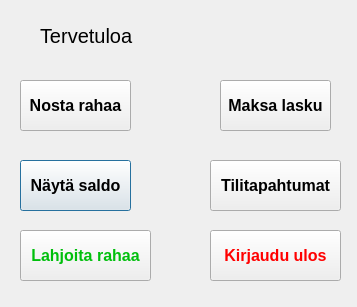
Above: banksimul/signedindialog.ui from aryhma/sovellusprojekti before the change. Below: the same form after it.
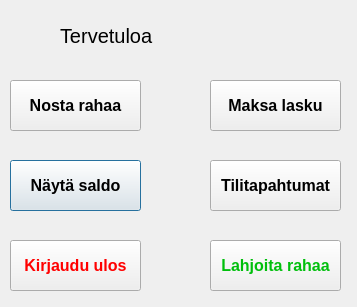
That is the form after the change.

The edit to the form file:
```diff
--- a/banksimul/signedindialog.ui
+++ b/banksimul/signedindialog.ui
@@ -16,9 +16,9 @@
   <widget class="QPushButton" name="btnSaldo">
    <property name="geometry">
     <rect>
-     <x>20</x>
+     <x>10</x>
      <y>160</y>
-     <width>111</width>
+     <width>131</width>
      <height>51</height>
     </rect>
    </property>
@@ -56,9 +56,9 @@
   <widget class="QPushButton" name="btnNosta">
    <property name="geometry">
     <rect>
-     <x>20</x>
+     <x>10</x>
      <y>80</y>
-     <width>111</width>
+     <width>131</width>
      <height>51</height>
     </rect>
    </property>
@@ -76,8 +76,8 @@
   <widget class="QPushButton" name="btnLahjoita">
    <property name="geometry">
     <rect>
-     <x>20</x>
-     <y>230</y>
+     <x>210</x>
+     <y>240</y>
      <width>131</width>
      <height>51</height>
     </rect>
@@ -133,9 +133,9 @@
   <widget class="QPushButton" name="btnMaksa">
    <property name="geometry">
     <rect>
-     <x>220</x>
+     <x>210</x>
      <y>80</y>
-     <width>111</width>
+     <width>131</width>
      <height>51</height>
     </rect>
    </property>
@@ -153,9 +153,9 @@
   <widget class="QLabel" name="lblTervetuloa">
    <property name="geometry">
     <rect>
-     <x>40</x>
+     <x>60</x>
      <y>10</y>
-     <width>301</width>
+     <width>271</width>
      <height>51</height>
     </rect>
    </property>
@@ -171,8 +171,8 @@
   <widget class="QPushButton" name="btnUlos">
    <property name="geometry">
     <rect>
-     <x>210</x>
-     <y>230</y>
+     <x>10</x>
+     <y>240</y>
      <width>131</width>
      <height>51</height>
     </rect>
```
Left out of the diff: 2 changed lines with no effect on the pictures.
